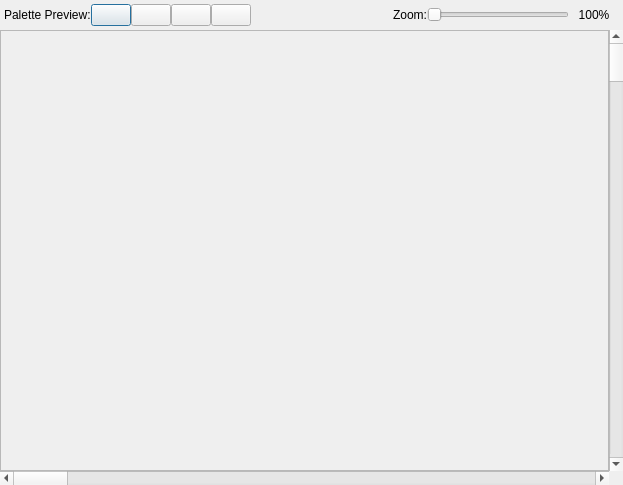
The window that viewers/chr-rom/chrromdisplaydialog.ui (christopherpow/nesicide) describes before a commit, drawn with Qt 5.
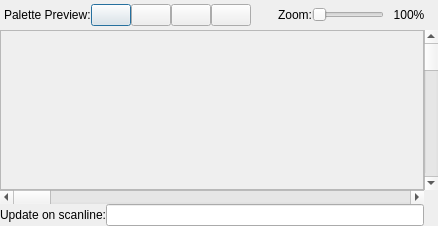
The same window after the commit. Custom widgets are drawn as their Qt base class.

Commit message: commenting spree; comments added to cnes.h, cnes6502.h, cnesppu.h and partially in cnesapu.h; added scanline update tags to CHR viewer and OAM viewer but they don't seem to be working right yet

```diff
--- a/viewers/chr-rom/chrromdisplaydialog.ui
+++ b/viewers/chr-rom/chrromdisplaydialog.ui
@@ -6,8 +6,8 @@
    <rect>
     <x>0</x>
     <y>0</y>
-    <width>623</width>
-    <height>485</height>
+    <width>438</width>
+    <height>226</height>
    </rect>
   </property>
   <property name="windowTitle">
@@ -20,14 +20,14 @@
    <property name="spacing">
     <number>0</number>
    </property>
-   <item row="2" column="0">
+   <item row="2" column="0" colspan="2">
     <widget class="QScrollBar" name="horizontalScrollBar">
      <property name="orientation">
       <enum>Qt::Horizontal</enum>
      </property>
     </widget>
    </item>
-   <item row="1" column="0">
+   <item row="1" column="0" colspan="2">
     <widget class="QFrame" name="frame">
      <property name="sizePolicy">
       <sizepolicy hsizetype="Preferred" vsizetype="Expanding">
@@ -51,7 +51,7 @@
      </layout>
     </widget>
    </item>
-   <item row="0" column="0" colspan="2">
+   <item row="0" column="0" colspan="3">
     <layout class="QHBoxLayout" name="horizontalLayout">
      <property name="margin">
       <number>4</number>
@@ -211,13 +211,23 @@
      </item>
     </layout>
    </item>
-   <item row="1" column="1">
+   <item row="1" column="2">
     <widget class="QScrollBar" name="verticalScrollBar">
      <property name="orientation">
       <enum>Qt::Vertical</enum>
      </property>
     </widget>
    </item>
+   <item row="3" column="1">
+    <widget class="QLineEdit" name="updateScanline"/>
+   </item>
+   <item row="3" column="0">
+    <widget class="QLabel" name="label_3">
+     <property name="text">
+      <string>Update on scanline:</string>
+     </property>
+    </widget>
+   </item>
   </layout>
  </widget>
  <customwidgets>
```
The commit also changes 50 other files.
